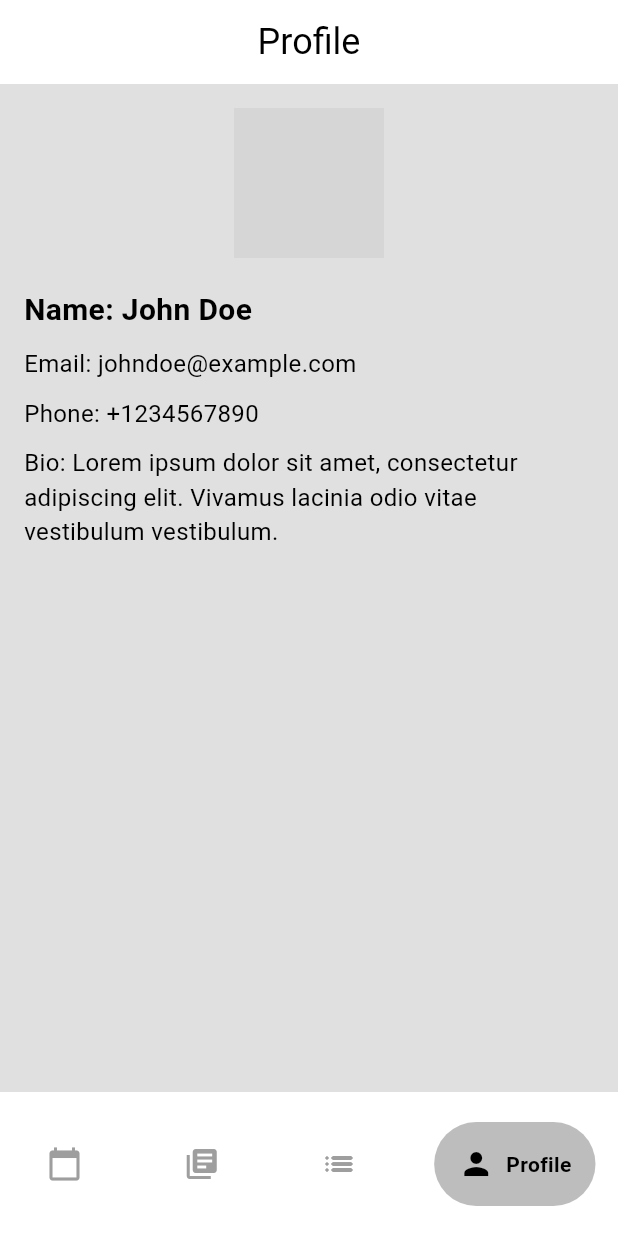
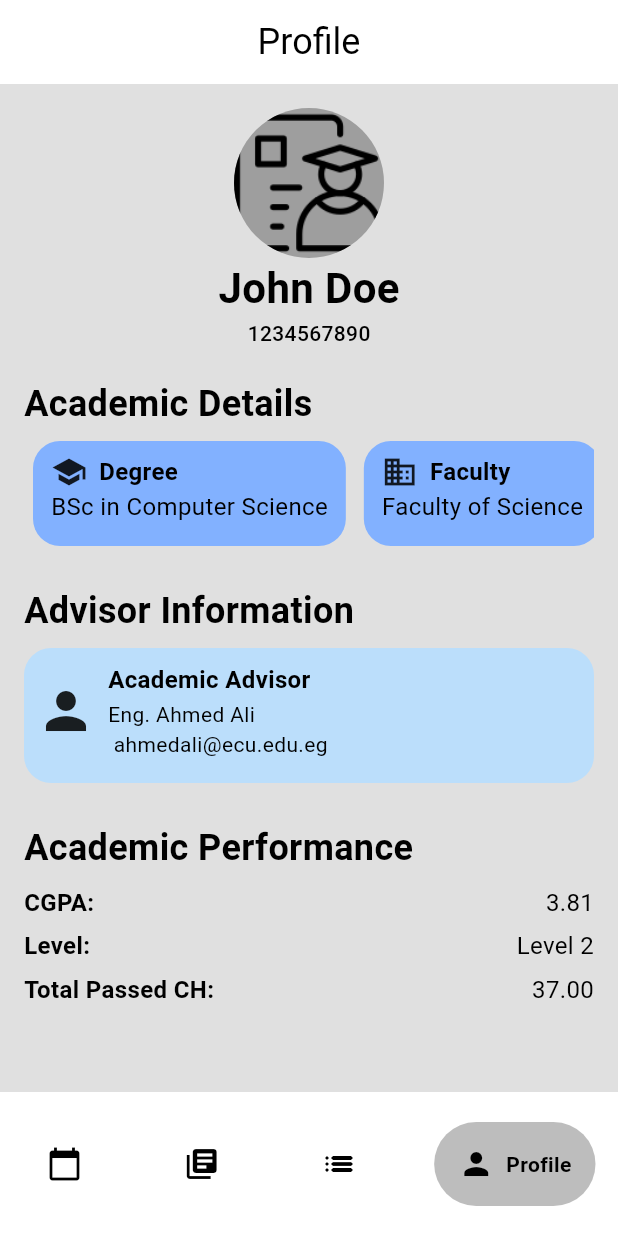
Before and after one commit to mo-zaghloul/ECU-Scholar, a Flutter app: the screen it shows after launch, item 4 of the bottom bar chosen, on a phone screen of 412 x 824 dp. Run offline on Flutter 3.47's test engine with Material 3 defaults, Android fonts, the phone set to English and light mode, and no system bars; drawn by our look-alikes of google_nav_bar; our stand-ins replace google_fonts; Roboto replaces fonts that are missing (Almarai); grey boxes are pictures that could not be loaded.

Commit message:
Updated profile page UI and adjusted necessary models

```diff
--- a/lib/constants/text_styles.dart
+++ b/lib/constants/text_styles.dart
@@ -31,6 +31,10 @@ class AppTextStyles {
     fontSize: 16.0,
     fontWeight: FontWeight.w500,
   );
+  static final TextStyle subtitle1bold = GoogleFonts.almarai(
+    fontSize: 16.0,
+    fontWeight: FontWeight.bold,
+  );
   static final TextStyle subtitle2 = GoogleFonts.almarai(
     fontSize: 14.0,
     fontWeight: FontWeight.w500,
--- /dev/null
+++ b/lib/models/student.dart
@@ -0,0 +1,46 @@
+import 'package:flutter/material.dart';
+
+class Student {
+  final String studentName;
+  final String studentID;
+  final String studentDegree;
+  final String studentFaculty;
+  final String studentMajor;
+  final String studentCGPA;
+  final String studentLevel;
+  final String studentTotalPassedHours;
+
+  Student({
+    required this.studentName,
+    required this.studentID,
+    required this.studentDegree,
+    required this.studentFaculty,
+    required this.studentMajor,
+    required this.studentCGPA,
+    required this.studentLevel,
+    required this.studentTotalPassedHours,
+  });
+
+  // convert student -> json
+  Map<String, dynamic> toJson() => {
+        'studentName': studentName,
+        'studentID': studentID,
+        'studentDegree': studentDegree,
+        'studentFaculty': studentFaculty,
+        'studentMajor': studentMajor,
+        'studentCGPA': studentCGPA,
+        'studentLevel': studentLevel,
+        'studentTotalPassedHours': studentTotalPassedHours,
+      };
+  // convert json -> student
+  factory Student.fromJson(Map<String, dynamic> json) => Student(
+        studentName: json['studentName'],
+        studentID: json['studentID'],
+        studentDegree: json['studentDegree'],
+        studentFaculty: json['studentFaculty'],
+        studentMajor: json['studentMajor'],
+        studentCGPA: json['studentCGPA'],
+        studentLevel: json['studentLevel'],
+        studentTotalPassedHours: json['studentTotalPassedHours'],
+      );
+}
--- a/lib/pages/profile_page.dart
+++ b/lib/pages/profile_page.dart
@@ -1,8 +1,22 @@
+import 'package:ecu_scholar/models/student.dart';
+import 'package:ecu_scholar/utils/academic_advisor_tile.dart';
+import 'package:ecu_scholar/utils/profile_tile.dart';
 import 'package:flutter/material.dart';
 
 import '../constants/text_styles.dart';
 
 class ProfilePage extends StatelessWidget {
+  ProfilePage({super.key});
+  final Student _student = Student(
+    studentName: 'John Doe',
+    studentID: '1234567890',
+    studentDegree: 'BSc in Computer Science',
+    studentFaculty: 'Faculty of Science',
+    studentMajor: 'Computer Science',
+    studentCGPA: '3.81',
+    studentLevel: 'Level 2',
+    studentTotalPassedHours: '37.00',
+  );
   @override
   Widget build(BuildContext context) {
     return Scaffold(
@@ -15,33 +29,114 @@ class ProfilePage extends StatelessWidget {
       body: Padding(
         padding: const EdgeInsets.all(16.0),
         child: Column(
-          crossAxisAlignment: CrossAxisAlignment.start,
+          crossAxisAlignment: CrossAxisAlignment.center,
           children: <Widget>[
-            Center(
-              child: CircleAvatar(
-                radius: 50,
-                backgroundImage: AssetImage('assets/profile_picture.png'),
+            CircleAvatar(
+              radius: 50,
+              backgroundImage: AssetImage('assets/student_persona.png'),
+              backgroundColor: Colors.grey,
+            ),
+            Text(
+              _student.studentName,
+              style: AppTextStyles.headline2,
+            ),
+            Text(_student.studentID, style: AppTextStyles.subtitle2),
+
+            // Academic Details
+            Row(
+              children: [
+                Padding(
+                  padding: const EdgeInsets.only(top: 20.0, bottom: 2.0),
+                  child: Text('Academic Details',
+                      style: AppTextStyles.headline3.copyWith(
+                        fontWeight: FontWeight.bold,
+                      )),
+                ),
+              ],
+            ),
+
+            SingleChildScrollView(
+              scrollDirection: Axis.horizontal,
+              child: Row(
+                children: [
+                  ProfileTile(
+                      icon: Icons.school,
+                      title: 'Degree',
+                      body: _student.studentDegree),
+                  ProfileTile(
+                      icon: Icons.business,
+                      title: 'Faculty',
+                      body: _student.studentFaculty),
+                  ProfileTile(
+                      icon: Icons.category,
+                      title: 'Major',
+                      body: _student.studentMajor),
+                ],
               ),
             ),
-            SizedBox(height: 20),
-            Text(
-              'Name: John Doe',
-              style: TextStyle(fontSize: 20, fontWeight: FontWeight.bold),
+            // Academic Information
+            Row(
+              children: [
+                Padding(
+                  padding: const EdgeInsets.only(top: 20.0, bottom: 2.0),
+                  child: Text('Advisor Information',
+                      style: AppTextStyles.headline3.copyWith(
+                        fontWeight: FontWeight.bold,
+                      )),
+                ),
+              ],
             ),
-            SizedBox(height: 10),
-            Text(
-              'Email: johndoe@example.com',
-              style: TextStyle(fontSize: 16),
+            AcademicAdvisorTile(
+              icon: Icons.person,
+              title: 'Academic Advisor',
+              name: 'Ahmed Ali',
+              email: ' ahmedali@ecu.edu.eg',
             ),
-            SizedBox(height: 10),
-            Text(
-              'Phone: +1234567890',
-              style: TextStyle(fontSize: 16),
+
+            // Academic Performance
+            Row(
+              children: [
+                Padding(
+                  padding: const EdgeInsets.only(top: 20.0, bottom: 2.0),
+                  child: Text('Academic Performance',
+                      style: AppTextStyles.headline3.copyWith(
+                        fontWeight: FontWeight.bold,
+                      )),
+                ),
+              ],
             ),
-            SizedBox(height: 10),
-            Text(
-              'Bio: Lorem ipsum dolor sit amet, consectetur adipiscing elit. Vivamus lacinia odio vitae vestibulum vestibulum.',
-              style: TextStyle(fontSize: 16),
+            Padding(
+              padding: const EdgeInsets.only(top: 6.0),
+              child: Row(
+                mainAxisAlignment: MainAxisAlignment.spaceBetween,
+                children: [
+                  Text('CGPA:', style: AppTextStyles.subtitle1bold),
+                  Text(_student.studentCGPA, style: AppTextStyles.bodyText1),
+                ],
+              ),
+            ),
+            // Level
+            Padding(
+              padding: const EdgeInsets.only(top: 6.0),
+              child: Row(
+                mainAxisAlignment: MainAxisAlignment.spaceBetween,
+                children: [
+                  Text('Level:', style: AppTextStyles.subtitle1bold),
+                  Text(_student.studentLevel, style: AppTextStyles.bodyText1),
+                ],
+              ),
+            ),
+            // Total Passed Credits
+            Padding(
+              padding: const EdgeInsets.only(top: 6.0),
+              child: Row(
+                mainAxisAlignment: MainAxisAlignment.spaceBetween,
+                children: [
+                  Text('Total Passed CH:', style: AppTextStyles.subtitle1bold),
+                  Text(_student.studentTotalPassedHours,
+                      style: AppTextStyles.bodyText1),
+                ],
+              ),
             ),
           ],
         ),
--- a/lib/themes/light_mode.dart
+++ b/lib/themes/light_mode.dart
@@ -3,8 +3,8 @@ import 'package:flutter/material.dart';
 ThemeData lightMode = ThemeData(
   colorScheme: ColorScheme.light(
     surface: Colors.grey.shade300,
-    primary: Colors.grey.shade500,
-    secondary: Colors.grey.shade100,
+    primary: Colors.black,
+    secondary: Colors.red.shade100,
     tertiary: Colors.white,
     inversePrimary: Colors.grey.shade700,
   )
--- /dev/null
+++ b/lib/utils/academic_advisor_tile.dart
@@ -0,0 +1,65 @@
+import 'package:ecu_scholar/constants/text_styles.dart';
+import 'package:ecu_scholar/themes/light_mode.dart';
+import 'package:flutter/material.dart';
+import '../models/schedule.dart';
+
+class AcademicAdvisorTile extends StatelessWidget {
+  final String title, name, email;
+  final IconData icon;
+  const AcademicAdvisorTile(
+      {super.key,
+      required this.icon,
+      required this.title,
+      required this.name,
+      required this.email});
+
+  @override
+  Widget build(BuildContext context) {
+    return Padding(
+      padding: const EdgeInsets.only(top: 6, bottom: 6),
+      child: Container(
+        padding: const EdgeInsets.only(right: 12, top: 0, bottom: 6),
+        decoration: BoxDecoration(
+          color: lightMode.primaryColorLight,
+          borderRadius: BorderRadius.circular(18),
+        ),
+        height: 90,
+        child: Row(
+          children: [
+            // icon
+            Padding(
+              padding: const EdgeInsets.all(8.0),
+              child: Icon(
+                icon,
+                size: 40,
+              ),
+            ),
+            Column(
+              mainAxisAlignment: MainAxisAlignment.center,
+              crossAxisAlignment: CrossAxisAlignment.start,
+              children: [
+                Padding(
+                  padding: const EdgeInsets.only(bottom: 2.0),
+                  child: Text(
+                    title,
+                    style: AppTextStyles.subtitle1bold,
+                  ),
+                ),
+                // name
+                Text(
+                  'Eng. ' + name,
+                  style: AppTextStyles.bodyText2,
+                ),
+                // email
+                Text(
+                  '' + email,
+                  style: AppTextStyles.bodyText2,
+                ),
+              ],
+            ),
+          ],
+        ),
+      ),
+    );
+  }
+}
--- /dev/null
+++ b/lib/utils/profile_tile.dart
@@ -0,0 +1,49 @@
+import 'package:ecu_scholar/constants/text_styles.dart';
+import 'package:flutter/material.dart';
+import '../models/schedule.dart';
+
+class ProfileTile extends StatelessWidget {
+  final String title, body;
+  final IconData icon;
+  const ProfileTile(
+      {super.key, required this.icon, required this.title, required this.body});
+
+  @override
+  Widget build(BuildContext context) {
+    return Padding(
+      padding: const EdgeInsets.only(left: 6, right: 6, top: 6, bottom: 6),
+      child: Container(
+        padding: const EdgeInsets.only(left: 12, right: 12, top: 0, bottom: 6),
+        decoration: BoxDecoration(
+          color: Colors.blueAccent.shade100,
+          borderRadius: BorderRadius.circular(18),
+        ),
+        height: 70,
+        child: Column(
+          mainAxisAlignment: MainAxisAlignment.center,
+          crossAxisAlignment: CrossAxisAlignment.start,
+          children: [
+            // icon
+            Row(
+              children: [
+                Padding(
+                  padding: const EdgeInsets.only(right: 8.0),
+                  child: Icon(icon),
+                ),
+                Text(
+                  title,
+                  style: AppTextStyles.subtitle1bold,
+                ),
+              ],
+            ),
+            // body
+            Text(
+              body,
+              style: AppTextStyles.bodyText1,
+            ),
+          ],
+        ),
+      ),
+    );
+  }
+}
--- a/lib/utils/schedule_tile.dart
+++ b/lib/utils/schedule_tile.dart
@@ -47,7 +47,7 @@ class ScheduleTile extends StatelessWidget {
                     Text(
                     schedule.courseName,
                     overflow: TextOverflow.ellipsis,
-                    style: AppTextStyles.subtitle1.copyWith(fontWeight: FontWeight.bold),
+                    style: AppTextStyles.subtitle1bold,
                     ),
                   Text(
                     schedule.lecturerName,
--- a/pubspec.yaml
+++ b/pubspec.yaml
@@ -62,8 +62,8 @@ flutter:
   uses-material-design: true
 
   # To add assets to your application, add an assets section, like this:
-  # assets:
-  #   - images/a_dot_burr.jpeg
+  assets:
+    - assets/
   #   - images/a_dot_ham.jpeg
 
   # An image asset can refer to one or more resolution-specific "variants", see
```
Also changed, not shown: assets/student_persona.png (added), lib/assets/studentpersona.png (added).
